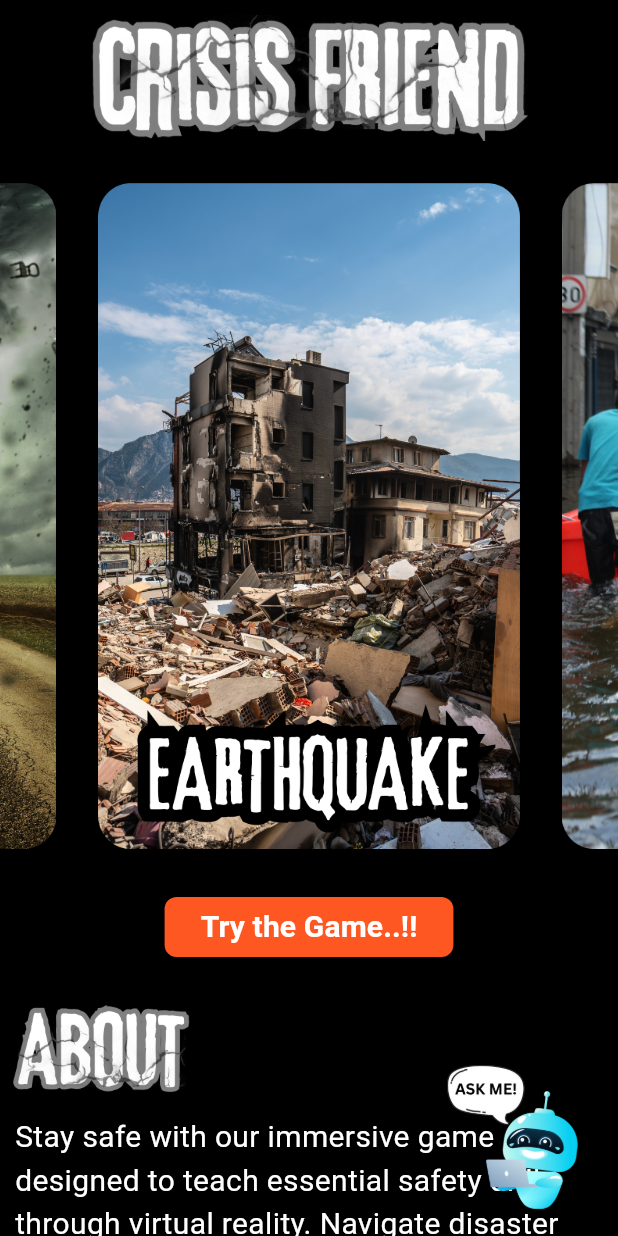
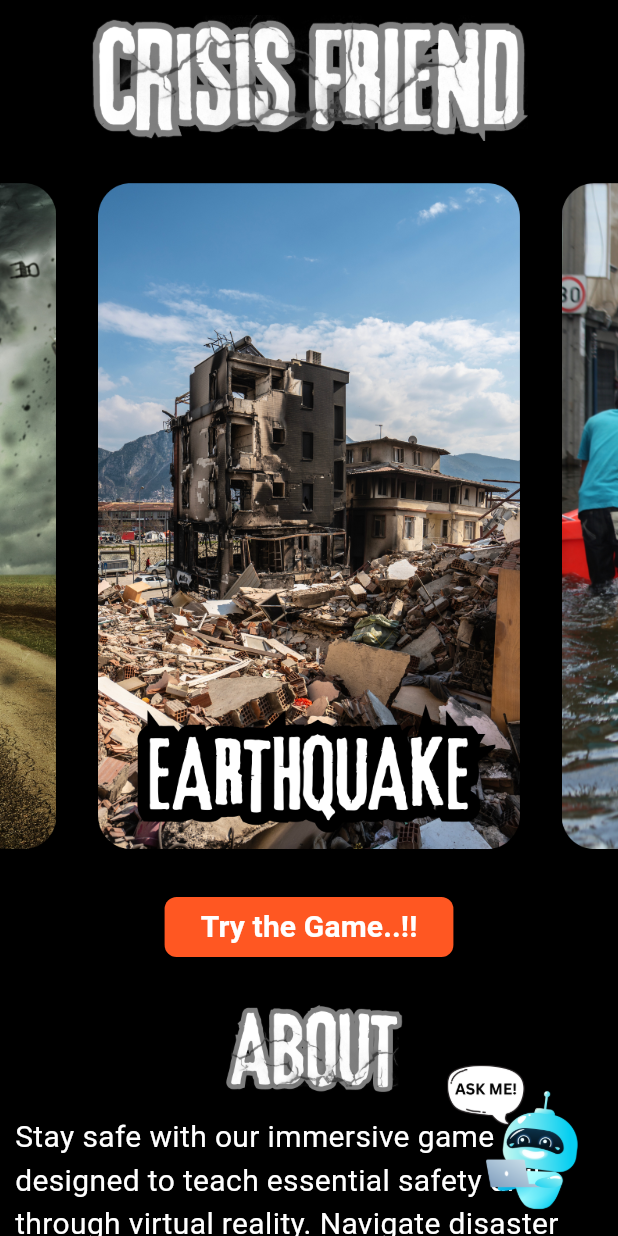
Before and after one commit to BiswariAditya/crisis_friend, a Flutter app: the screen it shows after launch, on a phone screen of 412 x 824 dp. Run offline on Flutter 3.47's test engine with Material 3 defaults, Android fonts, the light colour scheme and no system bars; drawn by our look-alikes of carousel_slider; our stand-ins replace google_fonts; missing offline and left inert: kommunicate_flutter; Roboto replaces fonts that are missing (Alike).

Commit message:
2nd commit

```diff
--- a/lib/main.dart
+++ b/lib/main.dart
@@ -8,7 +8,6 @@ void main() {
 class MyApp extends StatelessWidget {
   const MyApp({super.key});
 
-  // This widget is the root of your application.
   @override
   Widget build(BuildContext context) {
     return const MaterialApp(
--- a/lib/screens/home_screen.dart
+++ b/lib/screens/home_screen.dart
@@ -1,9 +1,10 @@
+import 'package:carousel_slider/carousel_slider.dart';
+import 'package:crisis_friend/screens/quiz_screen.dart';
+import 'package:flutter/gestures.dart';
 import 'package:flutter/material.dart';
+import 'package:google_fonts/google_fonts.dart';
 import 'package:kommunicate_flutter/kommunicate_flutter.dart';
-import 'package:carousel_slider/carousel_slider.dart';
-import 'package:google_fonts/google_fonts.dart';
-import 'package:url_launcher/url_launcher.dart';
-import 'package:flutter/gestures.dart';
+import 'package:url_launcher/url_launcher_string.dart';
 
 class HomeScreen extends StatefulWidget {
   const HomeScreen({super.key});
@@ -21,34 +22,50 @@ class _HomeScreenState extends State<HomeScreen> {
     "assets/5.png"
   ];
 
-  void _launchURL(String url) async {
-    if (await canLaunch(url)) {
-      try {
-        await launch(url);
-      } catch (e) {
-        print('Error launching URL: $e');
+  final List<Map<String, String>> teamList = [
+    {
+      "image": "assets/parth.jpeg",
+      "name": "Parth Agarwal",
+      "role": "Android, AR/VR Developer"
+    },
+    {
+      "image": "assets/vaishnavi.jpeg",
+      "name": "Vaishnavi Singh",
+      "role": "AR/VR Developer"
+    },
+    {
+      "image": "assets/aditya.jpeg",
+      "name": "Aditya Biswari Gupta",
+      "role": "Android Developer"
+    },
+    {
+      "image": "assets/ayushSingh.jpeg",
+      "name": "Ayush Singh",
+      "role": "ML Developer"
+    },
+    {
+      "image": "assets/aishwarya.jpeg",
+      "name": "Aishwarya Tewari",
+      "role": "Web Developer"
+    },
+    {
+      "image": "assets/ayushGupta.jpeg",
+      "name": "Ayush Gupta",
+      "role": "Web Developer"
     }
-    } else {
-      print('Could not launch URL: $url');
-    }
-  }
-
+  ];
 
   void _launchDialer(String phoneNumber) async {
     final Uri launchUri = Uri(
       scheme: 'tel',
       path: phoneNumber,
     );
-
-    print('Launching dialer with URI: $launchUri');
-
     try {
-      await launch(launchUri.toString());
+      await launchUrlString(launchUri.toString());
     } catch (e) {
       print('Error launching dialer: $e');
     }
   }
-
 
   @override
   Widget build(BuildContext context) {
@@ -61,7 +78,7 @@ class _HomeScreenState extends State<HomeScreen> {
               child: Column(
                 crossAxisAlignment: CrossAxisAlignment.start,
                 children: [
-                  SizedBox(height: 10),
+                  const SizedBox(height: 10),
                   Column(
                     mainAxisAlignment: MainAxisAlignment.center,
                     children: [
@@ -71,19 +88,17 @@ class _HomeScreenState extends State<HomeScreen> {
                       ),
                       CarouselSlider(
                         items: imgList
-                            .map((item) => Container(
-                          child: Center(
+                            .map((item) => Center(
                                   child: Image.asset(item, fit: BoxFit.cover),
-                          ),
                                 ))
                             .toList(),
                         options: CarouselOptions(
-                          height: 500, // Adjust height as needed
-                          aspectRatio: 16 / 9, // Adjust aspect ratio for desired width
-                          viewportFraction: 0.75, // Show 80% of each image
-                          enableInfiniteScroll: true, // Loop through images
-                          autoPlay: true, // Autoplay the slider
-                          autoPlayInterval: const Duration(seconds: 2), // Change interval between slides
+                          height: 500,
+                          aspectRatio: 16 / 9,
+                          viewportFraction: 0.75,
+                          enableInfiniteScroll: true,
+                          autoPlay: true,
+                          autoPlayInterval: const Duration(seconds: 2),
                         ),
                       ),
                       ElevatedButton(
@@ -103,14 +118,16 @@ class _HomeScreenState extends State<HomeScreen> {
                           ),
                         ),
                       ),
-                      SizedBox(height: 10),
+                      const SizedBox(height: 10),
                     ],
                   ),
                   Padding(
                     padding: const EdgeInsets.only(left: 8.0, bottom: 4),
+                    child: Center(
                       child: Image.asset(
                         "assets/about.png",
                         scale: 9,
+                      ),
                     ),
                   ),
                   Padding(
@@ -118,15 +135,48 @@ class _HomeScreenState extends State<HomeScreen> {
                     child: Text(
                       "Stay safe with our immersive game designed to teach essential safety drills through virtual reality. Navigate disaster scenarios—like earthquakes, floods, and fires—where your goal is to escape to safety by making quick decisions. This app isn't just a game—it's a proactive tool to prepare you for real-life emergencies. Start training today and be ready when it matters most!",
                       style: GoogleFonts.alike(
-                        textStyle: TextStyle(fontSize: 20, color: Colors.white),
+                        textStyle:
+                            const TextStyle(fontSize: 20, color: Colors.white),
                       ),
                     ),
                   ),
+                  const SizedBox(
+                    height: 25,
+                  ),
+                  Center(
+                    child: ElevatedButton(
+                      onPressed: () {
+                        Navigator.push(
+                            context,
+                            MaterialPageRoute(
+                                builder: (context) => const QuizScreen()));
+                      },
+                      style: ElevatedButton.styleFrom(
+                        backgroundColor: Colors.deepOrange,
+                        shape: const RoundedRectangleBorder(
+                          borderRadius: BorderRadius.all(Radius.circular(8)),
+                        ),
+                      ),
+                      child: const Text(
+                        "Take a quiz",
+                        style: TextStyle(
+                          color: Colors.white,
+                          fontSize: 20,
+                          fontWeight: FontWeight.bold,
+                        ),
+                      ),
+                    ),
+                  ),
+                  const SizedBox(height: 25),
                   Padding(
-                    padding: const EdgeInsets.only(left: 8.0, bottom: 4),
+                    padding: const EdgeInsets.only(
+                      left: 8.0,
+                    ),
+                    child: Center(
                       child: Image.asset(
                         "assets/helpline.png",
                         scale: 4,
+                      ),
                     ),
                   ),
                   Padding(
@@ -134,41 +184,107 @@ class _HomeScreenState extends State<HomeScreen> {
                     child: RichText(
                       text: TextSpan(
                         style: GoogleFonts.alike(
-                          textStyle: TextStyle(fontSize: 16, color: Colors.white, height: 1.5), // Set line height here
+                          textStyle: const TextStyle(
+                              fontSize: 16, color: Colors.white, height: 1.5),
                         ),
                         children: [
-                          TextSpan(
-                            text: "National Disaster Management Authority (NDMA): ",
-                            style: TextStyle(fontWeight: FontWeight.bold), // Set color to orange
+                          const TextSpan(
+                            text:
+                                "\n National Disaster Management Authority (NDMA):  ",
+                            style: TextStyle(fontWeight: FontWeight.bold),
                           ),
                           TextSpan(
                             text: "1800 11 9999",
-                            style: TextStyle(color: Colors.deepOrange, fontSize: 20), // Set color to orange
+                            style: const TextStyle(
+                                color: Colors.deepOrange, fontSize: 20),
                             recognizer: TapGestureRecognizer()
-                              ..onTap = () => _launchDialer('1800119999'), // Dialer functionality
+                              ..onTap = () => _launchDialer('1800119999'),
                           ),
-                          TextSpan(
-                            text: "\nNational Disaster Management Authority (NDMA): ",
+                          const TextSpan(
+                            text:
+                                "\n National Disaster Response Force (NDRF):  ",
                             style: TextStyle(fontWeight: FontWeight.bold),
                           ),
                           TextSpan(
-                            text: "ndma.gov.in",
-                            style: TextStyle(color: Colors.deepOrange, fontSize: 20), // Set color to orange
+                            text: "011-24363260",
+                            style: const TextStyle(
+                                color: Colors.deepOrange, fontSize: 20),
                             recognizer: TapGestureRecognizer()
-                              ..onTap = () => _launchURL('https://ndma.gov.in'), // URL launch functionality
+                              ..onTap = () => _launchDialer('01124363260'),
                           ),
-                          TextSpan(
-                            text: "\nIndian Meteorological Department (IMD): ",
+                          const TextSpan(
+                            text: "\n India Meteorological Department(IMD):  ",
                             style: TextStyle(fontWeight: FontWeight.bold),
                           ),
                           TextSpan(
-                            text: "mausam.imd.gov.in",
-                            style: TextStyle(color: Colors.deepOrange, fontSize: 20), // Set color to orange
+                            text: "	011-24611792",
+                            style: const TextStyle(
+                                color: Colors.deepOrange, fontSize: 20),
                             recognizer: TapGestureRecognizer()
-                              ..onTap = () => _launchURL('https://mausam.imd.gov.in'), // URL launch functionality
+                              ..onTap = () => _launchDialer('01124611792'),
                           ),
                         ],
                       ),
+                    ),
+                  ),
+                  const SizedBox(
+                    height: 25,
+                  ),
+                  Padding(
+                    padding: const EdgeInsets.only(left: 8.0, bottom: 4),
+                    child: Center(
+                      child: Image.asset(
+                        "assets/MeetTeam.png",
+                        scale: 5,
+                      ),
+                    ),
+                  ),
+                  CarouselSlider(
+                    items: teamList.map((teamMember) {
+                      return Column(
+                        mainAxisAlignment: MainAxisAlignment.center,
+                        children: [
+                          ClipOval(
+                            child: Image.asset(
+                              teamMember["image"]!,
+                              fit: BoxFit.cover,
+                              height: 120, // Adjust size for the circle
+                              width: 120, // Adjust size for the circle
+                            ),
+                          ),
+                          const SizedBox(height: 10),
+                          Text(
+                            teamMember["name"]!,
+                            style: const TextStyle(
+                              fontSize: 16,
+                              fontWeight: FontWeight.bold,
+                              color: Colors
+                                  .white, // Adjust color to match your theme
+                            ),
+                          ),
+                          const SizedBox(height: 5),
+                          Text(
+                            teamMember["role"]!,
+                            style: const TextStyle(
+                              fontSize: 14,
+                              fontWeight: FontWeight.normal,
+                              color: Colors
+                                  .grey, // Adjust color to match your theme
+                            ),
+                          ),
+                        ],
+                      );
+                    }).toList(),
+                    options: CarouselOptions(
+                      height: 240,
+                      // Adjust height for the image, text, and role combined
+                      aspectRatio: 1.0,
+                      // Square aspect ratio since we are using circles
+                      viewportFraction: 0.6,
+                      // Adjust to show part of next/previous circle
+                      enableInfiniteScroll: true,
+                      autoPlay: true,
+                      autoPlayInterval: const Duration(seconds: 2),
                     ),
                   ),
                 ],
@@ -183,7 +299,9 @@ class _HomeScreenState extends State<HomeScreen> {
                 'appId': '249a3fb4e893b0673a3ace92cab3d0fcd',
               };
 
-              var clientConversationId = await KommunicateFlutterPlugin.buildConversation(conversationObject);
+              var clientConversationId =
+                  await KommunicateFlutterPlugin.buildConversation(
+                      conversationObject);
               print("Conversation builder success: $clientConversationId");
             } catch (error) {
               print("Conversation builder error: $error");
```
Also changed, not shown: lib/screens/quiz_screen.dart (added, +318 -0 lines), assets/MeetTeam.png (added), assets/aditya.jpeg (added), assets/aishwarya.jpeg (added), assets/ayushGupta.jpeg (added), assets/ayushSingh.jpeg (added), assets/parth.jpeg (added), assets/vaishnavi.jpeg (added), 1 other file. Lines whose indentation alone changed are shown as unchanged.
